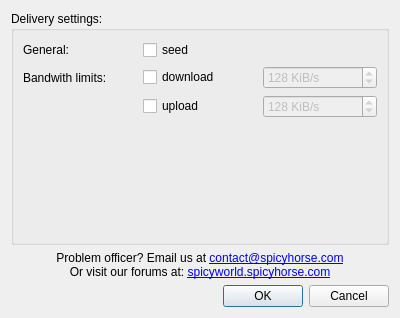
Qt form settingsdialog.ui (SpicyHorse/launcher) before a commit.
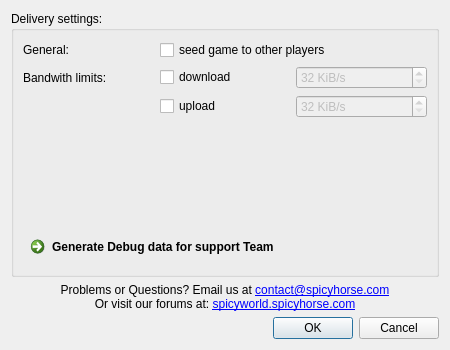
The same form after that commit. Icons and pictures are not drawn.

Diff of the .ui file:
```diff
--- a/settingsdialog.ui
+++ b/settingsdialog.ui
@@ -9,10 +9,16 @@
    <rect>
     <x>0</x>
     <y>0</y>
-    <width>400</width>
-    <height>318</height>
+    <width>450</width>
+    <height>350</height>
    </rect>
   </property>
+  <property name="sizePolicy">
+   <sizepolicy hsizetype="Minimum" vsizetype="Minimum">
+    <horstretch>0</horstretch>
+    <verstretch>0</verstretch>
+   </sizepolicy>
+  </property>
   <property name="windowTitle">
    <string>Launcher Settings</string>
   </property>
@@ -44,9 +50,6 @@
         <property name="maximum">
          <number>1000000</number>
         </property>
-        <property name="value">
-         <number>128</number>
-        </property>
        </widget>
       </item>
       <item row="2" column="2">
@@ -77,9 +80,6 @@
         <property name="maximum">
          <number>1000000</number>
         </property>
-        <property name="value">
-         <number>128</number>
-        </property>
        </widget>
       </item>
       <item row="6" column="2">
@@ -95,13 +95,6 @@
         </property>
        </spacer>
       </item>
-      <item row="0" column="2">
-       <widget class="QCheckBox" name="seedCheckBox">
-        <property name="text">
-         <string>seed</string>
-        </property>
-       </widget>
-      </item>
       <item row="0" column="1">
        <widget class="QLabel" name="generalLabel">
         <property name="text">
@@ -109,13 +102,31 @@
         </property>
        </widget>
       </item>
+      <item row="0" column="2" colspan="2">
+       <widget class="QCheckBox" name="seedCheckBox">
+        <property name="text">
+         <string>seed game to other players</string>
+        </property>
+       </widget>
+      </item>
+      <item row="7" column="1" colspan="3">
+       <widget class="QCommandLinkButton" name="debugLinkButton">
+        <property name="text">
+         <string>Generate Debug data for support Team</string>
+        </property>
+        <property name="icon">
+         <iconset resource="assets.qrc">
+          <normaloff>:/images/attention.png</normaloff>:/images/attention.png</iconset>
+        </property>
+       </widget>
+      </item>
      </layout>
     </widget>
    </item>
    <item>
     <widget class="QLabel" name="supportLabel">
      <property name="text">
-      <string>Problem officer? Email us at &lt;a href=&quot;mailto:contact@spicyhorse.com&quot;&gt;contact@spicyhorse.com&lt;/a&gt;&lt;br&gt;Or visit our forums at: &lt;a href=&quot;http://spicyworld.spicyhorse.com&quot;&gt;spicyworld.spicyhorse.com&lt;/a&gt;</string>
+      <string>&lt;html&gt;&lt;head/&gt;&lt;body&gt;&lt;p&gt;Problems or Questions? Email us at &lt;a href=&quot;mailto:contact@spicyhorse.com&quot;&gt;&lt;span style=&quot; text-decoration: underline; color:#0000ff;&quot;&gt;contact@spicyhorse.com&lt;/span&gt;&lt;/a&gt;&lt;br/&gt;Or visit our forums at: &lt;a href=&quot;http://spicyworld.spicyhorse.com&quot;&gt;&lt;span style=&quot; text-decoration: underline; color:#0000ff;&quot;&gt;spicyworld.spicyhorse.com&lt;/span&gt;&lt;/a&gt;&lt;/p&gt;&lt;/body&gt;&lt;/html&gt;</string>
      </property>
      <property name="alignment">
       <set>Qt::AlignCenter</set>
```
Left out of the diff: 4 changed lines with no effect on the pictures.
